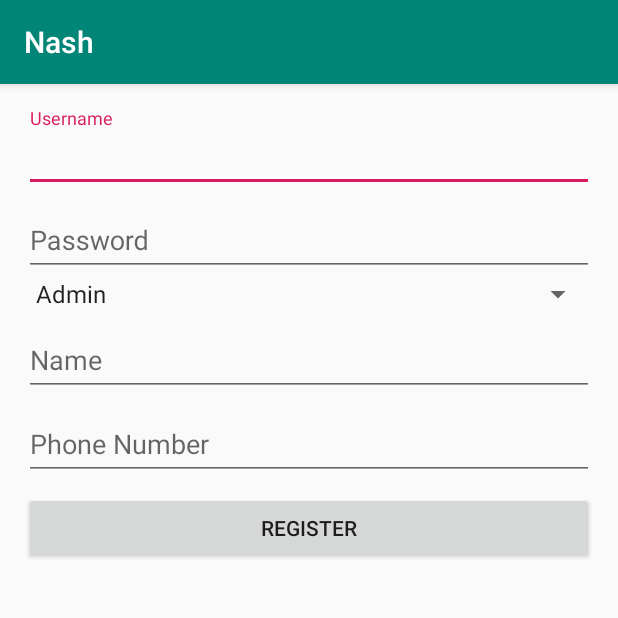
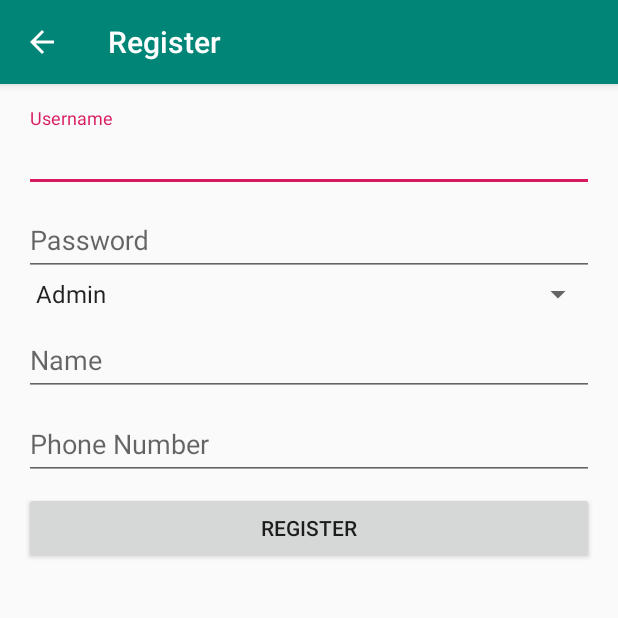
Before and after one commit to syntaxerror007/Nash, an Android app: the RegisterActivity screen opened directly, with no data from a screen before it, on a phone screen of 412 x 824 dp, the top half of it. Run offline under Robolectric (Android 15) with nearby library versions, the phone set to English and light mode, and no system bars; our stand-ins replace Firebase (no records; nobody signed in at launch, a user with empty details on screens opened directly); plain views replace MaterialSpinner; 1 statement that could not run was skipped.

Commit message:
Add different menu for different user privilege, add home as up enabled

```diff
--- a/app/src/main/AndroidManifest.xml
+++ b/app/src/main/AndroidManifest.xml
@@ -18,7 +18,11 @@
             </intent-filter>
         </activity>
 
-        <activity android:name=".user.register.RegisterActivity"/>
+        <activity android:name=".user.register.RegisterActivity">
+            <meta-data
+                android:name="android.support.PARENT_ACTIVITY"
+                android:value=".home.HomeActivity" />
+        </activity>
         <activity android:name=".home.HomeActivity"/>
     </application>
 
--- a/app/src/main/java/com/android/nash/core/CoreActivity.kt
+++ b/app/src/main/java/com/android/nash/core/CoreActivity.kt
@@ -16,6 +16,10 @@ abstract class CoreActivity<T : CoreViewModel> : AppCompatActivity(), BaseCoreAc
         initViewModel()
     }
 
+    fun setBackButtonEnabled(isEnabled: Boolean) {
+        supportActionBar!!.setDisplayHomeAsUpEnabled(isEnabled)
+    }
+
     fun getViewModel():T {
         return viewModel
     }
--- a/app/src/main/java/com/android/nash/core/CoreViewModel.kt
+++ b/app/src/main/java/com/android/nash/core/CoreViewModel.kt
@@ -37,4 +37,8 @@ open class CoreViewModel : ViewModel() {
     fun getUser():LiveData<FirebaseUser> {
         return user
     }
+
+    fun getUserDataModel():LiveData<UserDataModel> {
+        return userDataModel
+    }
 }
--- a/app/src/main/java/com/android/nash/user/register/RegisterActivity.kt
+++ b/app/src/main/java/com/android/nash/user/register/RegisterActivity.kt
@@ -10,13 +10,9 @@ import android.widget.AdapterView.OnItemSelectedListener
 import android.widget.Toast
 import com.android.nash.R
 import com.android.nash.core.CoreActivity
-import com.google.firebase.auth.FirebaseUser
 import kotlinx.android.synthetic.main.register_activity.*
 import android.widget.ArrayAdapter
-import com.android.nash.login.LoginActivity
 import com.google.firebase.FirebaseApp
-import com.google.firebase.FirebaseOptions
-import com.google.firebase.auth.FirebaseAuth
 
 
 class RegisterActivity : CoreActivity<RegisterViewModel>(), View.OnClickListener {
@@ -27,8 +23,9 @@ class RegisterActivity : CoreActivity<RegisterViewModel>(), View.OnClickListener
     override fun onCreate(savedInstanceState: Bundle?) {
         super.onCreate(savedInstanceState)
         setContentView(R.layout.register_activity)
+        title = "Register"
+        setBackButtonEnabled(true)
         observeViewModel()
-
         setUserTypeSpinner()
         btnRegister.setOnClickListener(this)
 
```
Also changed, not shown: app/src/main/java/com/android/nash/home/HomeActivity.kt (+21 -2 lines), app/src/main/java/com/android/nash/home/HomeViewModel.kt (+13 -0 lines).
